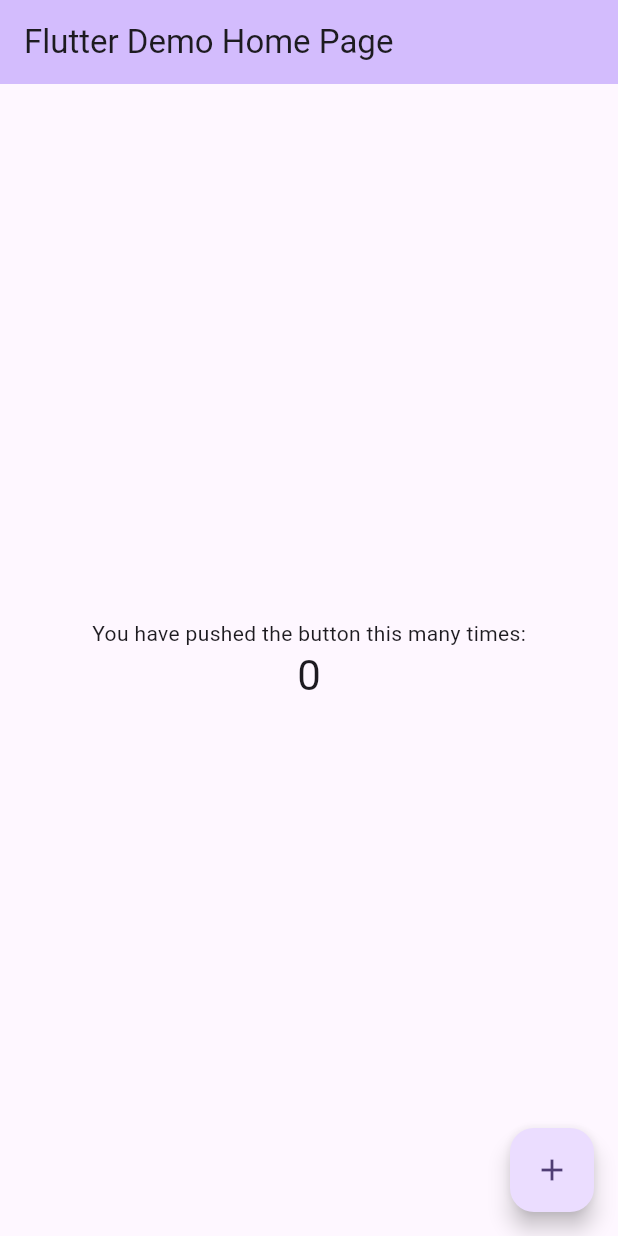
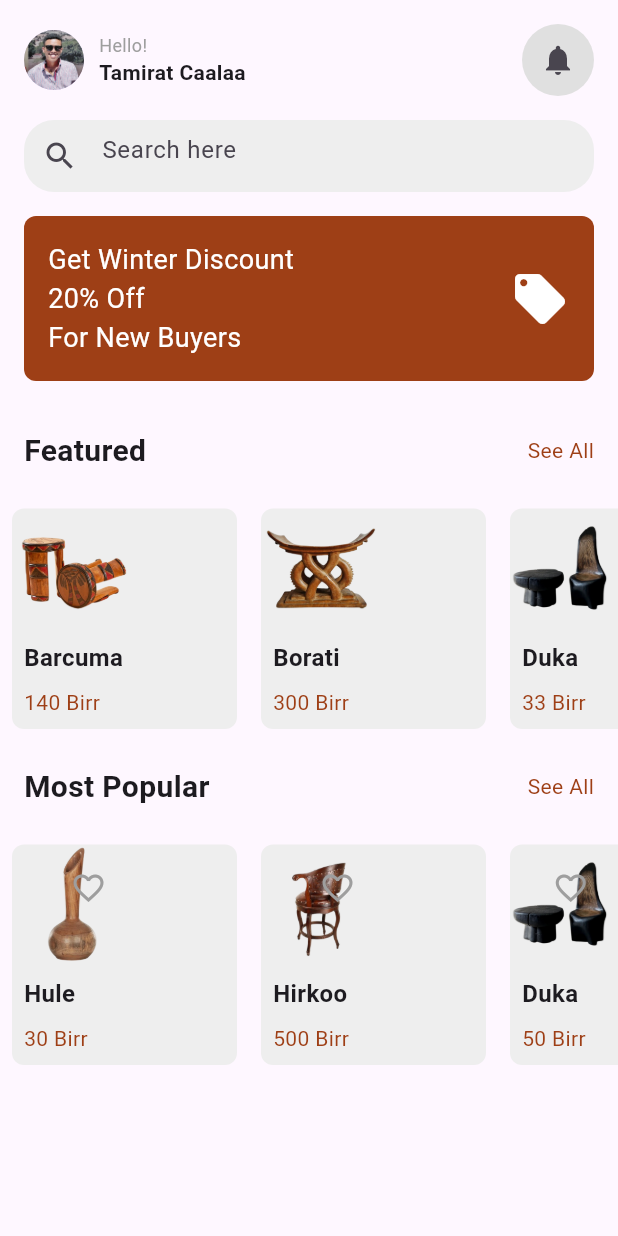
Before and after one commit to Firuol/Jcraft, a Flutter app: the screen it shows after launch, on a phone screen of 412 x 824 dp. Run offline on Flutter 3.47's test engine with Material 3 defaults, Android fonts, the phone set to English and light mode, and no system bars.

Commit message:
home page kara qabatera

```diff
--- a/jcraft/lib/main.dart
+++ b/jcraft/lib/main.dart
@@ -1,122 +1,329 @@
 import 'package:flutter/material.dart';
 
 void main() {
-  runApp(const MyApp());
+  runApp(MyApp());
 }
 
 class MyApp extends StatelessWidget {
-  const MyApp({super.key});
-
-  // This widget is the root of your application.
   @override
   Widget build(BuildContext context) {
     return MaterialApp(
-      title: 'Flutter Demo',
-      theme: ThemeData(
-        // This is the theme of your application.
-        //
-        // TRY THIS: Try running your application with "flutter run". You'll see
-        // the application has a purple toolbar. Then, without quitting the app,
-        // try changing the seedColor in the colorScheme below to Colors.green
-        // and then invoke "hot reload" (save your changes or press the "hot
-        // reload" button in a Flutter-supported IDE, or press "r" if you used
-        // the command line to start the app).
-        //
-        // Notice that the counter didn't reset back to zero; the application
-        // state is not lost during the reload. To reset the state, use hot
-        // restart instead.
-        //
-        // This works for code too, not just values: Most code changes can be
-        // tested with just a hot reload.
-        colorScheme: ColorScheme.fromSeed(seedColor: Colors.deepPurple),
-      ),
-      home: const MyHomePage(title: 'Flutter Demo Home Page'),
+      debugShowCheckedModeBanner: false,
+      home: HomePage(),
     );
   }
 }
 
-class MyHomePage extends StatefulWidget {
-  const MyHomePage({super.key, required this.title});
-
-  // This widget is the home page of your application. It is stateful, meaning
-  // that it has a State object (defined below) that contains fields that affect
-  // how it looks.
-
-  // This class is the configuration for the state. It holds the values (in this
-  // case the title) provided by the parent (in this case the App widget) and
-  // used by the build method of the State. Fields in a Widget subclass are
-  // always marked "final".
-
-  final String title;
-
-  @override
-  State<MyHomePage> createState() => _MyHomePageState();
-}
-
-class _MyHomePageState extends State<MyHomePage> {
-  int _counter = 0;
-
-  void _incrementCounter() {
-    setState(() {
-      // This call to setState tells the Flutter framework that something has
-      // changed in this State, which causes it to rerun the build method below
-      // so that the display can reflect the updated values. If we changed
-      // _counter without calling setState(), then the build method would not be
-      // called again, and so nothing would appear to happen.
-      _counter++;
-    });
-  }
-
+class HomePage extends StatelessWidget {
   @override
   Widget build(BuildContext context) {
-    // This method is rerun every time setState is called, for instance as done
-    // by the _incrementCounter method above.
-    //
-    // The Flutter framework has been optimized to make rerunning build methods
-    // fast, so that you can just rebuild anything that needs updating rather
-    // than having to individually change instances of widgets.
     return Scaffold(
-      appBar: AppBar(
-        // TRY THIS: Try changing the color here to a specific color (to
-        // Colors.amber, perhaps?) and trigger a hot reload to see the AppBar
-        // change color while the other colors stay the same.
-        backgroundColor: Theme.of(context).colorScheme.inversePrimary,
-        // Here we take the value from the MyHomePage object that was created by
-        // the App.build method, and use it to set our appbar title.
-        title: Text(widget.title),
-      ),
-      body: Center(
-        // Center is a layout widget. It takes a single child and positions it
-        // in the middle of the parent.
+      body: SingleChildScrollView(
         child: Column(
-          // Column is also a layout widget. It takes a list of children and
-          // arranges them vertically. By default, it sizes itself to fit its
-          // children horizontally, and tries to be as tall as its parent.
-          //
-          // Column has various properties to control how it sizes itself and
-          // how it positions its children. Here we use mainAxisAlignment to
-          // center the children vertically; the main axis here is the vertical
-          // axis because Columns are vertical (the cross axis would be
-          // horizontal).
-          //
-          // TRY THIS: Invoke "debug painting" (choose the "Toggle Debug Paint"
-          // action in the IDE, or press "p" in the console), to see the
-          // wireframe for each widget.
-          mainAxisAlignment: MainAxisAlignment.center,
-          children: <Widget>[
-            const Text('You have pushed the button this many times:'),
-            Text(
-              '$_counter',
-              style: Theme.of(context).textTheme.headlineMedium,
+          crossAxisAlignment: CrossAxisAlignment.start,
+          children: [
+            // Top Row: Profile Image, Greeting, and Notification Icon
+            Padding(
+              padding: const EdgeInsets.all(16.0),
+              child: Row(
+                children: [
+                  // Profile Image
+                  CircleAvatar(
+                    backgroundImage: AssetImage('assets/images/profile.jpg'),
+                    radius: 20,
+                  ),
+                  SizedBox(width: 10),
+                  // Greeting and User Name
+                  Column(
+                    crossAxisAlignment: CrossAxisAlignment.start,
+                    children: [
+                      Text(
+                        'Hello!',
+                        style: TextStyle(
+                          fontSize: 12,
+                          color: Colors.grey,
+                        ),
+                      ),
+                      Text(
+                        'Tamirat Caalaa',
+                        style: TextStyle(
+                          fontSize: 14,
+                          fontWeight: FontWeight.bold,
+                        ),
+                      ),
+                    ],
+                  ),
+                  Spacer(), // Spacer to push the notification icon to the right
+                  // Notification Icon
+                  Container(
+                    decoration: BoxDecoration(
+                      color: Colors.grey[300], // Background color of the circle
+                      shape: BoxShape.circle, // Make the container circular
+                    ),
+                    child: IconButton(
+                      icon: Icon(Icons.notifications),
+                      onPressed: () {
+                        // Handle notification icon press
+                      },
+                    ),
+                  ),
+                ],
+              ),
+            ),
+
+            // Search Bar
+            Padding(
+              padding: const EdgeInsets.symmetric(horizontal: 16.0),
+              child: Container(
+                decoration: BoxDecoration(
+                  color: Colors.grey[200],
+                  borderRadius: BorderRadius.circular(20.0),
+                ),
+                child: TextField(
+                  decoration: InputDecoration(
+                    prefixIcon: Icon(Icons.search),
+                    hintText: 'Search here',
+                    border: InputBorder.none,
+                  ),
+                ),
+              ),
+            ),
+
+            // Discount Promotion
+            Padding(
+              padding: const EdgeInsets.all(16.0),
+              child: Container(
+                padding: EdgeInsets.all(16.0),
+                decoration: BoxDecoration(
+                  color: Color.fromRGBO(158, 63, 22, 1.0),
+                  borderRadius: BorderRadius.circular(8.0),
+                ),
+                child: Row(
+                  children: [
+                    Expanded(
+                      child: Text(
+                        'Get Winter Discount\n20% Off\nFor New Buyers',
+                        style: TextStyle(
+                          color: Colors.white,
+                          fontSize: 18.0,
+                        ),
+                      ),
+                    ),
+                    Icon(
+                      Icons.local_offer,
+                      color: Colors.white,
+                      size: 40.0,
+                    ),
+                  ],
+                ),
+              ),
+            ),
+
+            // Featured Section
+            Padding(
+              padding: const EdgeInsets.all(16.0),
+              child: Row(
+                mainAxisAlignment: MainAxisAlignment.spaceBetween,
+                children: [
+                  Text(
+                    'Featured',
+                    style: TextStyle(
+                      fontSize: 20.0,
+                      fontWeight: FontWeight.bold,
+                    ),
+                  ),
+                  Text(
+                    'See All',
+                    style: TextStyle(
+                      color: Color.fromRGBO(158, 63, 22, 1.0),
+                      fontSize: 14.0,
+                    ),
+                  ),
+                ],
+              ),
+            ),
+            SingleChildScrollView(
+              scrollDirection: Axis.horizontal,
+              child: Row(
+                children: [
+                  _buildFeaturedItem('Barcuma', '140 Birr'),
+                  _buildFeaturedItem('Borati', '300 Birr'),
+                  _buildFeaturedItem('Duka', '33 Birr'),
+                ],
+              ),
+            ),
+
+            // Most Popular Section
+            Padding(
+              padding: const EdgeInsets.all(16.0),
+              child: Row(
+                mainAxisAlignment: MainAxisAlignment.spaceBetween,
+                children: [
+                  Text(
+                    'Most Popular',
+                    style: TextStyle(
+                      fontSize: 20.0,
+                      fontWeight: FontWeight.bold,
+                    ),
+                  ),
+                  Text(
+                    'See All',
+                    style: TextStyle(
+                      color: Color.fromRGBO(158, 63, 22, 1.0),
+                      fontSize: 14.0,
+                    ),
+                  ),
+                ],
+              ),
+            ),
+            SingleChildScrollView(
+              scrollDirection: Axis.horizontal,
+              child: Row(
+                children: [
+                  _buildPopularItem('Hule', '30 Birr'),
+                  _buildPopularItem('Hirkoo', '500 Birr'),
+                  _buildPopularItem('Duka', '50 Birr'),
+                ],
+              ),
             ),
           ],
         ),
       ),
-      floatingActionButton: FloatingActionButton(
-        onPressed: _incrementCounter,
-        tooltip: 'Increment',
-        child: const Icon(Icons.add),
-      ), // This trailing comma makes auto-formatting nicer for build methods.
+    );
+  }
+
+  // Helper method to build featured items
+  Widget _buildFeaturedItem(String name, String price) {
+    return Container(
+      margin: EdgeInsets.all(8.0),
+      width: 150.0,
+      decoration: BoxDecoration(
+        color: Colors.grey[200],
+        borderRadius: BorderRadius.circular(8.0),
+      ),
+      child: Column(
+        crossAxisAlignment: CrossAxisAlignment.start, // Align text to the left
+        children: [
+          Image.asset(
+            'assets/images/$name.png', // Replace with your image path
+            height: 80.0,
+            fit: BoxFit.cover,
+          ),
+          Padding(
+            padding: const EdgeInsets.all(8.0),
+            child: Align(
+              alignment: Alignment.centerLeft, // Align name to the left
+              child: Text(
+                name,
+                style: TextStyle(
+                  fontSize: 16.0,
+                  fontWeight: FontWeight.bold,
+                ),
+              ),
+            ),
+          ),
+          Padding(
+            padding: const EdgeInsets.only(left: 8.0, bottom: 8.0),
+            child: Align(
+              alignment: Alignment.centerLeft, // Align price to the left
+              child: Text(
+                price,
+                style: TextStyle(
+                  fontSize: 14.0,
+                  color: Color.fromRGBO(158, 63, 22, 1.0),
+                ),
+              ),
+            ),
+          ),
+        ],
+      ),
+    );
+  }
+
+  // Helper method to build popular items
+  Widget _buildPopularItem(String name, String price) {
+    return PopularItem(name: name, price: price);
+  }
+}
+
+class PopularItem extends StatefulWidget {
+  final String name;
+  final String price;
+
+  PopularItem({required this.name, required this.price});
+
+  @override
+  _PopularItemState createState() => _PopularItemState();
+}
+
+class _PopularItemState extends State<PopularItem> {
+  bool isFavorited = false; // Track favorite state
+
+  @override
+  Widget build(BuildContext context) {
+    return Container(
+      margin: EdgeInsets.all(8.0),
+      width: 150.0,
+      decoration: BoxDecoration(
+        color: Colors.grey[200],
+        borderRadius: BorderRadius.circular(8.0),
+      ),
+      child: Column(
+        crossAxisAlignment: CrossAxisAlignment.start, // Align text to the left
+        children: [
+          Stack(
+            children: [
+              Image.asset(
+                'assets/images/${widget.name}.png', // Replace with your image path
+                height: 80.0,
+                fit: BoxFit.cover,
+              ),
+              // Favorite Icon
+              Positioned(
+                top: 5,
+                right: 5,
+                child: IconButton(
+                  icon: Icon(
+                    isFavorited ? Icons.favorite : Icons.favorite_border,
+                    color: isFavorited ? Colors.yellow : Colors.grey,
+                  ),
+                  onPressed: () {
+                    setState(() {
+                      isFavorited = !isFavorited; // Toggle favorite state
+                    });
+                  },
+                ),
+              ),
+            ],
+          ),
+          Padding(
+            padding: const EdgeInsets.all(8.0),
+            child: Align(
+              alignment: Alignment.centerLeft, // Align name to the left
+              child: Text(
+                widget.name,
+                style: TextStyle(
+                  fontSize: 16.0,
+                  fontWeight: FontWeight.bold,
+                ),
+              ),
+            ),
+          ),
+          Padding(
+            padding: const EdgeInsets.only(left: 8.0, bottom: 8.0),
+            child: Align(
+              alignment: Alignment.centerLeft, // Align price to the left
+              child: Text(
+                widget.price,
+                style: TextStyle(
+                  fontSize: 14.0,
+                  color: Color.fromRGBO(158, 63, 22, 1.0),
+                ),
+              ),
+            ),
+          ),
+        ],
+      ),
     );
   }
 }
--- a/jcraft/pubspec.yaml
+++ b/jcraft/pubspec.yaml
@@ -58,9 +58,8 @@ flutter:
   uses-material-design: true
 
   # To add assets to your application, add an assets section, like this:
-  # assets:
-  #   - images/a_dot_burr.jpeg
-  #   - images/a_dot_ham.jpeg
+  assets:
+    - assets/images/
 
   # An image asset can refer to one or more resolution-specific "variants", see
   # https://flutter.dev/to/resolution-aware-images
```
Also changed, not shown: jcraft/assets/images/Barcuma.png (added), jcraft/assets/images/Borati.png (added), jcraft/assets/images/Duka.png (added), jcraft/assets/images/Hirkoo.png (added), jcraft/assets/images/Hule.png (added), jcraft/assets/images/profile.jpg (added), 1 other file.
